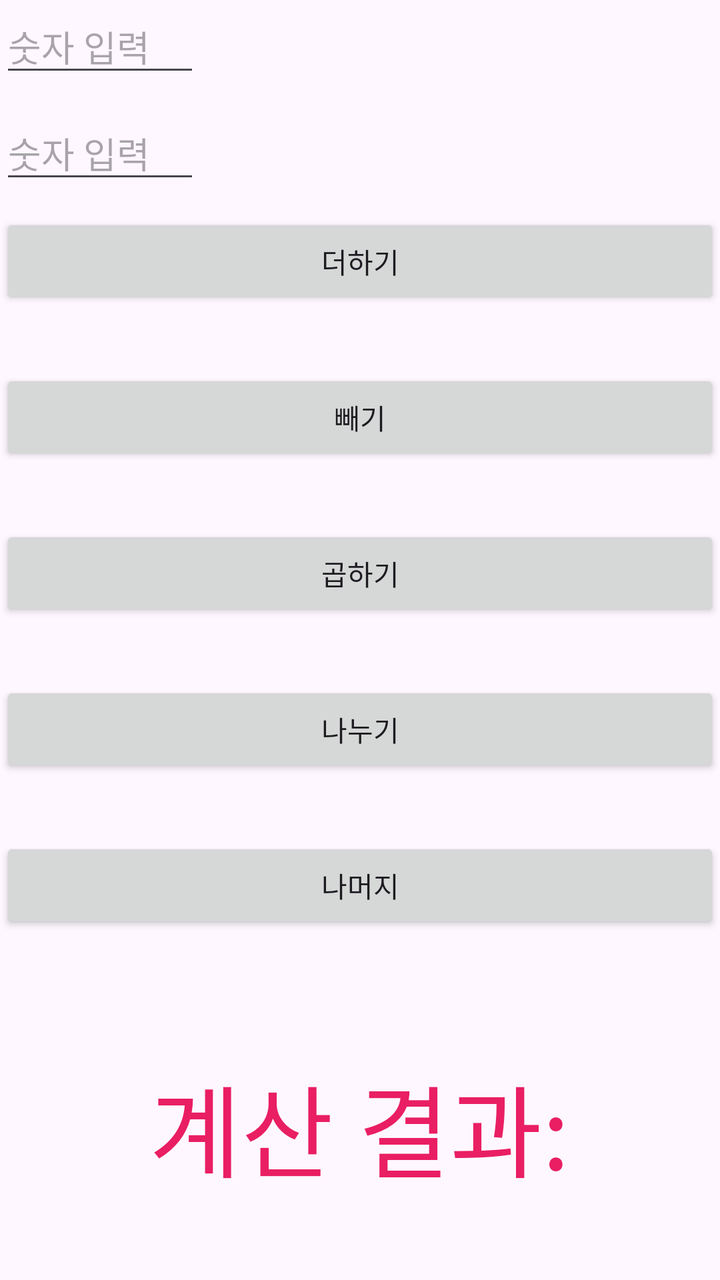
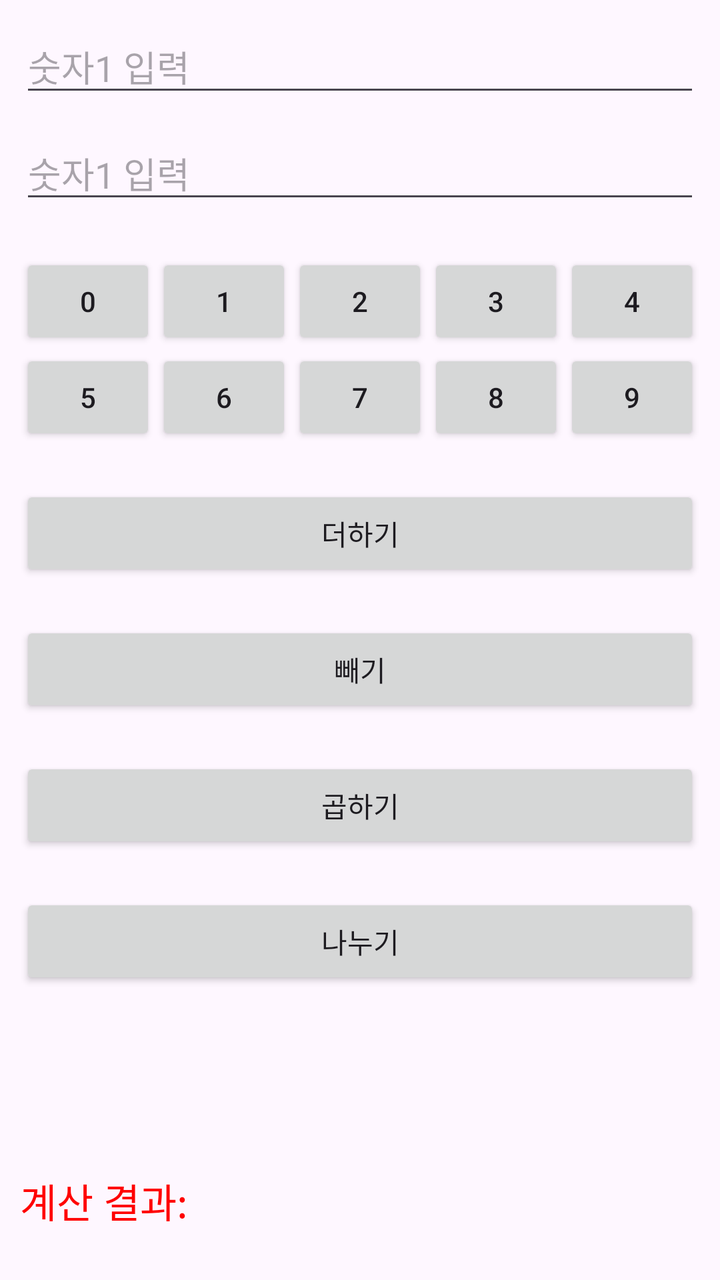

Before-and-after screenshots of an Android layout around one commit, followed by the original layout XML and the change that was made.
<!-- AndroidManifest.xml: application theme Theme.SimpleCalculator -->
<!-- res/layout/activity_main.xml -->
<?xml version="1.0" encoding="utf-8"?>
<LinearLayout xmlns:android="http://schemas.android.com/apk/res/android"
    xmlns:app="http://schemas.android.com/apk/res-auto"
    xmlns:tools="http://schemas.android.com/tools"
    android:id="@+id/main"
    android:orientation="vertical"
    android:layout_width="match_parent"
    android:layout_height="match_parent"
    tools:context=".MainActivity">
    
    <EditText
        android:id="@+id/edit1"
        android:layout_marginBottom="10dp"
        android:hint="숫자 입력"
        android:inputType="numberDecimal"
        android:layout_width="100dp"
        android:layout_height="wrap_content"/>
    <EditText
        android:id="@+id/edit2"
        android:layout_marginBottom="10dp"
        android:hint="숫자 입력"
        android:inputType="numberDecimal"
        android:layout_width="100dp"
        android:layout_height="wrap_content"/>
    <Button
        android:id="@+id/btn_pl"
        android:layout_marginBottom="@dimen/medium_margin"
        android:text="더하기"
        android:layout_width="match_parent"
        android:layout_height="wrap_content"/>
    <Button
        android:id="@+id/btn_mi"
        android:layout_marginBottom="@dimen/medium_margin"
        android:text="빼기"
        android:layout_width="match_parent"
        android:layout_height="wrap_content"/>
    <Button
        android:id="@+id/btn_mu"
        android:layout_marginBottom="@dimen/medium_margin"
        android:text="곱하기"
        android:layout_width="match_parent"
        android:layout_height="wrap_content"/>
    <Button
        android:id="@+id/btn_di"
        android:layout_marginBottom="@dimen/medium_margin"
        android:text="나누기"
        android:layout_width="match_parent"
        android:layout_height="wrap_content"/>
    <Button
        android:id="@+id/btn_mo"
        android:layout_marginBottom="@dimen/medium_margin"
        android:text="나머지"
        android:layout_width="match_parent"
        android:layout_height="wrap_content"/>
    <LinearLayout
        android:layout_width="match_parent"
        android:layout_height="match_parent"
        android:gravity="center"
        android:orientation="vertical">

        <TextView
            android:id="@+id/txt"
            android:text="계산 결과:"
            android:textColor="#E91E63"
            android:textSize="50dp"
            android:layout_marginBottom="@dimen/small_margin"
            android:layout_width="wrap_content"
            android:layout_height="wrap_content"/>

    </LinearLayout>

</LinearLayout>
<!-- resources referenced by this layout -->
<resources>
  <dimen name="medium_margin">30dp</dimen>
  <dimen name="small_margin">10dp</dimen>
  <style name="Theme.SimpleCalculator" parent="Base.Theme.SimpleCalculator" />
  <style name="Base.Theme.SimpleCalculator" parent="Theme.Material3.DayNight.NoActionBar">
          
          
      </style>
</resources>

<!-- the commit's change to res/layout/activity_main.xml (unified diff, before → after) -->
@@ -3,70 +3,114 @@
     xmlns:app="http://schemas.android.com/apk/res-auto"
     xmlns:tools="http://schemas.android.com/tools"
     android:id="@+id/main"
-    android:orientation="vertical"
     android:layout_width="match_parent"
     android:layout_height="match_parent"
+    android:orientation="vertical"
+    android:padding="10dp"
     tools:context=".MainActivity">
-    
     <EditText
         android:id="@+id/edit1"
+        android:layout_width="match_parent"
+        android:layout_height="wrap_content"
         android:layout_marginBottom="10dp"
-        android:hint="숫자 입력"
-        android:inputType="numberDecimal"
-        android:layout_width="100dp"
-        android:layout_height="wrap_content"/>
+        android:hint="숫자1 입력"/>
     <EditText
         android:id="@+id/edit2"
-        android:layout_marginBottom="10dp"
-        android:hint="숫자 입력"
-        android:inputType="numberDecimal"
-        android:layout_width="100dp"
-        android:layout_height="wrap_content"/>
+        android:layout_width="match_parent"
+        android:layout_height="wrap_content"
+        android:layout_marginBottom="20dp"
+        android:hint="숫자1 입력"/>
+    <TableLayout
+        android:stretchColumns="*"
+        android:layout_marginBottom="20dp"
+        android:layout_width="match_parent"
+        android:layout_height="wrap_content">
+        <TableRow>
+            <Button
+                android:id="@+id/btn_0"
+                android:layout_width="60dp"
+                android:layout_height="wrap_content"
+                android:text="0"/>
+            <Button
+                android:id="@+id/btn_1"
+                android:layout_width="60dp"
+                android:layout_height="wrap_content"
+                android:text="1"/>
+            <Button
+                android:id="@+id/btn_2"
+                android:layout_width="60dp"
+                android:layout_height="wrap_content"
+                android:text="2"/>
+            <Button
+                android:id="@+id/btn_3"
+                android:layout_width="60dp"
+                android:layout_height="wrap_content"
+                android:text="3"/>
+            <Button
+                android:id="@+id/btn_4"
+                android:layout_width="60dp"
+                android:layout_height="wrap_content"
+                android:text="4"/>
+        </TableRow>
+        <TableRow>
+            <Button
+                android:id="@+id/btn_5"
+                android:layout_width="60dp"
+                android:layout_height="wrap_content"
+                android:text="5"/>
+            <Button
+                android:id="@+id/btn_6"
+                android:layout_width="60dp"
+                android:layout_height="wrap_content"
+                android:text="6"/>
+            <Button
+                android:id="@+id/btn_7"
+                android:layout_width="60dp"
+                android:layout_height="wrap_content"
+                android:text="7"/>
+            <Button
+                android:id="@+id/btn_8"
+                android:layout_width="60dp"
+                android:layout_height="wrap_content"
+                android:text="8"/>
+            <Button
+                android:id="@+id/btn_9"
+                android:layout_width="60dp"
+                android:layout_height="wrap_content"
+                android:text="9"/>
+        </TableRow>
+    </TableLayout>
     <Button
-        android:id="@+id/btn_pl"
-        android:layout_marginBottom="@dimen/medium_margin"
-        android:text="더하기"
+        android:id="@+id/btn_plus"
         android:layout_width="match_parent"
-        android:layout_height="wrap_content"/>
+        android:layout_height="wrap_content"
+        android:layout_marginBottom="20dp"
+        android:text="더하기"/>
     <Button
-        android:id="@+id/btn_mi"
-        android:layout_marginBottom="@dimen/medium_margin"
-        android:text="빼기"
+        android:id="@+id/btn_minus"
         android:layout_width="match_parent"
-        android:layout_height="wrap_content"/>
+        android:layout_height="wrap_content"
+        android:layout_marginBottom="20dp"
+        android:text="빼기"/>
     <Button
-        android:id="@+id/btn_mu"
-        android:layout_marginBottom="@dimen/medium_margin"
-        android:text="곱하기"
+        android:id="@+id/btn_multiply"
         android:layout_width="match_parent"
-        android:layout_height="wrap_content"/>
+        android:layout_height="wrap_content"
+        android:layout_marginBottom="20dp"
+        android:text="곱하기"/>
     <Button
-        android:id="@+id/btn_di"
-        android:layout_marginBottom="@dimen/medium_margin"
-        android:text="나누기"
+        android:id="@+id/btn_divide"
         android:layout_width="match_parent"
-        android:layout_height="wrap_content"/>
-    <Button
-        android:id="@+id/btn_mo"
-        android:layout_marginBottom="@dimen/medium_margin"
-        android:text="나머지"
-        android:layout_width="match_parent"
-        android:layout_height="wrap_content"/>
-    <LinearLayout
+        android:layout_height="wrap_content"
+        android:layout_marginBottom="20dp"
+        android:text="나누기"/>
+    <TextView
+        android:id="@+id/text_result"
         android:layout_width="match_parent"
         android:layout_height="match_parent"
-        android:gravity="center"
-        android:orientation="vertical">
-
-        <TextView
-            android:id="@+id/txt"
-            android:text="계산 결과:"
-            android:textColor="#E91E63"
-            android:textSize="50dp"
-            android:layout_marginBottom="@dimen/small_margin"
-            android:layout_width="wrap_content"
-            android:layout_height="wrap_content"/>
-
-    </LinearLayout>
-
+        android:textColor="#ff0000"
+        android:textSize="20sp"
+        android:gravity="bottom"
+        android:layout_marginBottom="15dp"
+        android:text="계산 결과:"/>
 </LinearLayout>
<!-- resource entries referenced after the edit -->
@@ -1,7 +1,5 @@
 <!-- resources referenced by this layout -->
 <resources>
-  <dimen name="medium_margin">30dp</dimen>
-  <dimen name="small_margin">10dp</dimen>
   <style name="Theme.SimpleCalculator" parent="Base.Theme.SimpleCalculator" />
   <style name="Base.Theme.SimpleCalculator" parent="Theme.Material3.DayNight.NoActionBar">
           
